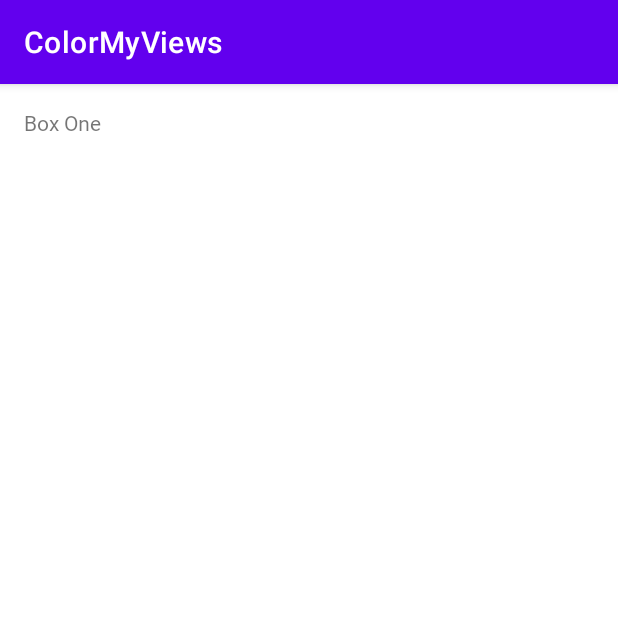
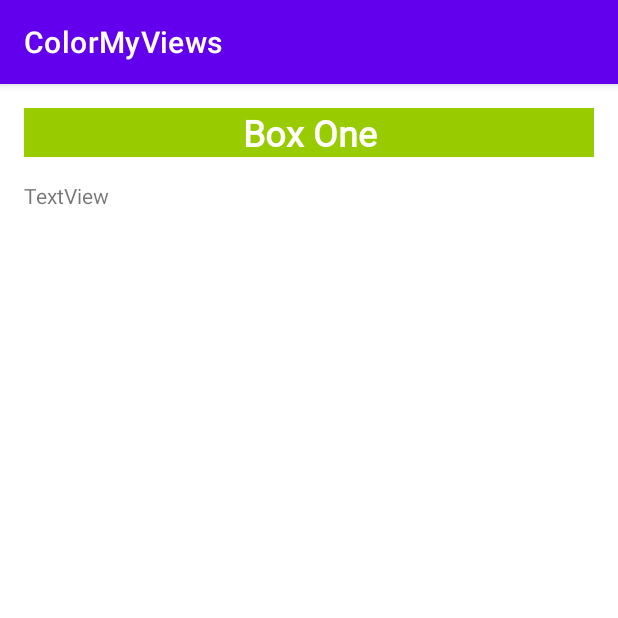
Before and after one commit to t179a/ColorMyViews, an Android app: the screen it shows after launch (MainActivity), on a phone screen of 412 x 824 dp, the top half of it. Run offline under Robolectric (Android 15) with nearby library versions, the phone set to English and light mode, and no system bars.

Commit message:
Add a new string resource "box_two".

```diff
--- a/app/src/main/res/layout/activity_main.xml
+++ b/app/src/main/res/layout/activity_main.xml
@@ -7,15 +7,26 @@
     tools:context=".MainActivity">
 
     <TextView
+        android:id="@+id/box_one_text"
+        style="@style/whiteBox"
         android:layout_width="0dp"
-        android:layout_height="21dp"
+        android:layout_height="wrap_content"
         android:layout_marginStart="@dimen/margin_wide"
         android:layout_marginTop="@dimen/margin_wide"
         android:layout_marginEnd="@dimen/margin_wide"
-        android:fontFamily="@font/roboto"
         android:text="@string/box_one"
         app:layout_constraintEnd_toEndOf="parent"
         app:layout_constraintStart_toStartOf="parent"
         app:layout_constraintTop_toTopOf="parent" />
 
+    <TextView
+        android:id="@+id/textView"
+        android:layout_width="wrap_content"
+        android:layout_height="wrap_content"
+        android:layout_marginStart="16dp"
+        android:layout_marginTop="16dp"
+        android:text="TextView"
+        app:layout_constraintStart_toStartOf="parent"
+        app:layout_constraintTop_toBottomOf="@+id/box_one_text" />
+
 </androidx.constraintlayout.widget.ConstraintLayout>
--- a/app/src/main/res/values/strings.xml
+++ b/app/src/main/res/values/strings.xml
@@ -1,4 +1,5 @@
 <resources>
     <string name="app_name">ColorMyViews</string>
     <string name="box_one">Box One</string>
+    <string name="box_two">Box Two</string>
 </resources>
```
